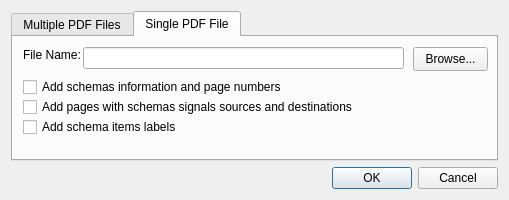
Old version of the form u7/Reports/DialogSchemasExport.ui in the repository whiteman-kr/u7set.
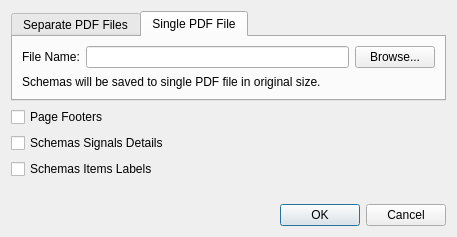
New version of the form. The open tabs and pages were chosen to show the change.

Commit message: RPCT-3524, u7: working on schemas export options interface

```diff
--- a/u7/Reports/DialogSchemasExport.ui
+++ b/u7/Reports/DialogSchemasExport.ui
@@ -6,8 +6,8 @@
    <rect>
     <x>0</x>
     <y>0</y>
-    <width>509</width>
-    <height>200</height>
+    <width>457</width>
+    <height>237</height>
    </rect>
   </property>
   <property name="sizePolicy">
@@ -19,15 +19,21 @@
   <property name="windowTitle">
    <string>Dialog</string>
   </property>
-  <layout class="QGridLayout" name="gridLayout">
+  <layout class="QGridLayout" name="gridLayout_4">
    <item row="0" column="0">
     <widget class="QTabWidget" name="tabWidget">
+     <property name="sizePolicy">
+      <sizepolicy hsizetype="Expanding" vsizetype="Fixed">
+       <horstretch>0</horstretch>
+       <verstretch>0</verstretch>
+      </sizepolicy>
+     </property>
      <property name="currentIndex">
       <number>0</number>
      </property>
      <widget class="QWidget" name="tab">
       <attribute name="title">
-       <string>Multiple PDF Files</string>
+       <string>Separate PDF Files</string>
       </attribute>
       <widget class="QLineEdit" name="filePathEdit">
        <property name="geometry">
@@ -70,85 +76,78 @@
       <attribute name="title">
        <string>Single PDF File</string>
       </attribute>
+      <layout class="QGridLayout" name="gridLayout">
+       <item row="0" column="0">
+        <layout class="QHBoxLayout" name="horizontalLayout_2">
+         <item>
       <widget class="QLabel" name="label_2">
-       <property name="geometry">
-        <rect>
-         <x>10</x>
-         <y>10</y>
-         <width>91</width>
-         <height>16</height>
-        </rect>
-       </property>
        <property name="text">
         <string>File Name:</string>
        </property>
       </widget>
+         </item>
+         <item>
+          <widget class="QLineEdit" name="fileNameEdit"/>
+         </item>
+         <item>
       <widget class="QPushButton" name="buttonFileBrowse">
-       <property name="geometry">
-        <rect>
-         <x>400</x>
-         <y>10</y>
-         <width>75</width>
-         <height>24</height>
-        </rect>
-       </property>
        <property name="text">
         <string>Browse...</string>
        </property>
       </widget>
-      <widget class="QLineEdit" name="fileNameEdit">
-       <property name="geometry">
-        <rect>
-         <x>70</x>
-         <y>10</y>
-         <width>321</width>
-         <height>22</height>
-        </rect>
-       </property>
-      </widget>
-      <widget class="QCheckBox" name="checkAddMargins">
-       <property name="geometry">
-        <rect>
-         <x>10</x>
-         <y>40</y>
-         <width>381</width>
-         <height>20</height>
-        </rect>
-       </property>
+         </item>
+        </layout>
+       </item>
+       <item row="1" column="0">
+        <widget class="QLabel" name="label_4">
+         <property name="text">
+          <string>Schemas will be saved to single PDF file in original size.</string>
+         </property>
+        </widget>
+       </item>
+      </layout>
+     </widget>
+    </widget>
+   </item>
+   <item row="1" column="0">
+    <layout class="QVBoxLayout" name="verticalLayout">
+     <item>
+      <widget class="QCheckBox" name="checkFooters">
        <property name="text">
-        <string>Add schemas information and page numbers</string>
+        <string>Page Footers</string>
        </property>
       </widget>
-      <widget class="QCheckBox" name="checkAddSchemaSignals">
-       <property name="geometry">
-        <rect>
-         <x>10</x>
-         <y>60</y>
-         <width>381</width>
-         <height>20</height>
-        </rect>
-       </property>
+     </item>
+     <item>
+      <widget class="QCheckBox" name="checkSignalsDetails">
        <property name="text">
-        <string>Add pages with schemas signals sources and destinations</string>
+        <string>Schemas Signals Details</string>
        </property>
       </widget>
-      <widget class="QCheckBox" name="checkAddItemsLabels">
-       <property name="geometry">
-        <rect>
-         <x>10</x>
-         <y>80</y>
-         <width>371</width>
-         <height>20</height>
-        </rect>
-       </property>
+     </item>
+     <item>
+      <widget class="QCheckBox" name="checkItemsLabels">
        <property name="text">
-        <string>Add schema items labels</string>
+        <string>Schemas Items Labels</string>
        </property>
       </widget>
-     </widget>
-    </widget>
-   </item>
-   <item row="1" column="0">
+     </item>
+    </layout>
+   </item>
+   <item row="2" column="0">
+    <spacer name="verticalSpacer">
+     <property name="orientation">
+      <enum>Qt::Vertical</enum>
+     </property>
+     <property name="sizeHint" stdset="0">
+      <size>
+       <width>20</width>
+       <height>0</height>
+      </size>
+     </property>
+    </spacer>
+   </item>
+   <item row="3" column="0">
     <widget class="QDialogButtonBox" name="buttonBox">
      <property name="orientation">
       <enum>Qt::Horizontal</enum>
```
Left out of the diff: 62 changed lines with no effect on the pictures. Lines whose indentation alone changed are shown as unchanged. The commit also changes 10 other files.
